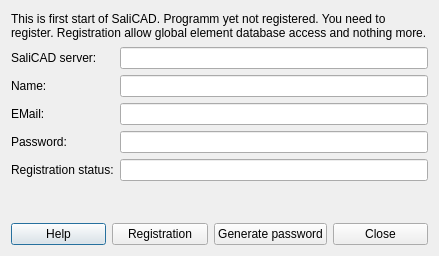
Before: the Qt Designer form src/windows/SdDRegistation.ui in usiksan/SaliCAD, drawn with Qt 5.
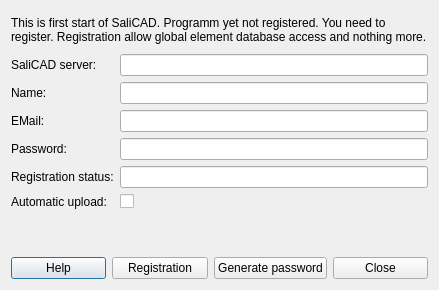
After: the same form once the commit is applied.

What changed in the file:
```diff
--- a/src/windows/SdDRegistation.ui
+++ b/src/windows/SdDRegistation.ui
@@ -7,7 +7,7 @@
     <x>0</x>
     <y>0</y>
     <width>439</width>
-    <height>256</height>
+    <height>290</height>
    </rect>
   </property>
   <property name="windowTitle">
@@ -80,6 +80,20 @@
        </property>
       </widget>
      </item>
+     <item row="5" column="0">
+      <widget class="QLabel" name="label_2">
+       <property name="text">
+        <string>Automatic upload:</string>
+       </property>
+      </widget>
+     </item>
+     <item row="5" column="1">
+      <widget class="QCheckBox" name="mAutomaticUpload">
+       <property name="text">
+        <string/>
+       </property>
+      </widget>
+     </item>
     </layout>
    </item>
    <item>
```
